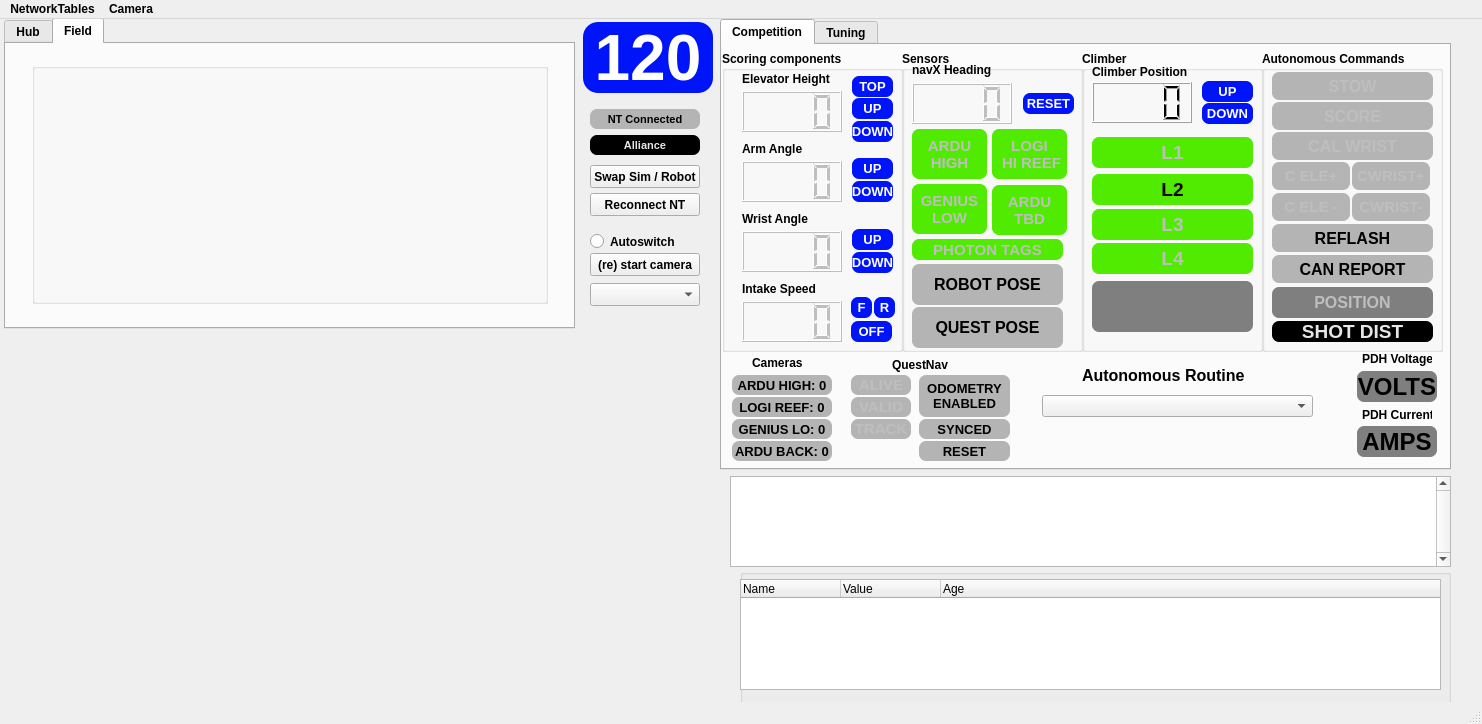
Before: the Qt Designer form gui_refactor/layout_2025.ui in aesatchien/FRC2429_2025, drawn with Qt 5.
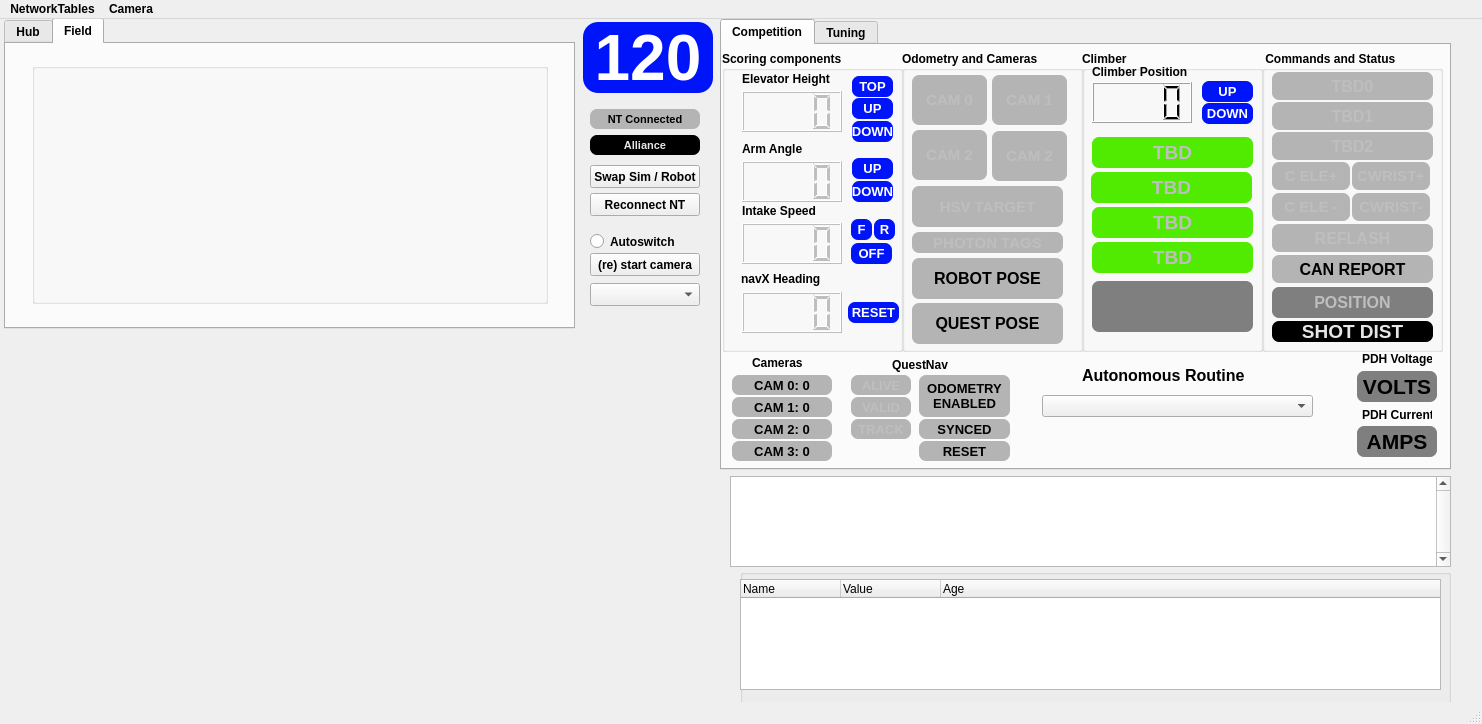
After: the same form once the commit is applied. Icons and pictures are not drawn. Custom widgets are drawn as their Qt base class.

Commit message: all camera names now controlled in robot constants and gui config

The edit to the form file:
```diff
--- a/gui_refactor/layout_2025.ui
+++ b/gui_refactor/layout_2025.ui
@@ -67,41 +67,6 @@
       <property name="title">
        <string>Climber</string>
       </property>
-      <widget class="ClickableQLabel" name="qlabel_l2_indicator">
-       <property name="enabled">
-        <bool>false</bool>
-       </property>
-       <property name="geometry">
-        <rect>
-         <x>10</x>
-         <y>123</y>
-         <width>161</width>
-         <height>31</height>
-        </rect>
-       </property>
-       <property name="font">
-        <font>
-         <family>MS Shell Dlg 2</family>
-         <pointsize>14</pointsize>
-         <bold>true</bold>
-        </font>
-       </property>
-       <property name="styleSheet">
-        <string notr="true">border: 7px;
-border-radius: 7px;
-background-color:rgb(80, 235, 0);
-color:rgb(0, 0, 0);</string>
-       </property>
-       <property name="text">
-        <string>L2</string>
-       </property>
-       <property name="textFormat">
-        <enum>Qt::AutoText</enum>
-       </property>
-       <property name="alignment">
-        <set>Qt::AlignCenter</set>
-       </property>
-      </widget>
       <widget class="ClickableQLabel" name="qlabel_l1_indicator">
        <property name="enabled">
         <bool>false</bool>
@@ -127,7 +92,7 @@
 background-color:rgb(80, 235, 0);</string>
        </property>
        <property name="text">
-        <string>L1</string>
+        <string>TBD</string>
        </property>
        <property name="textFormat">
         <enum>Qt::AutoText</enum>
@@ -143,7 +108,7 @@
        <property name="geometry">
         <rect>
          <x>10</x>
-         <y>158</y>
+         <y>156</y>
          <width>161</width>
          <height>31</height>
         </rect>
@@ -161,7 +126,7 @@
 background-color:rgb(80, 235, 0);</string>
        </property>
        <property name="text">
-        <string>L3</string>
+        <string>TBD</string>
        </property>
        <property name="textFormat">
         <enum>Qt::AutoText</enum>
@@ -276,7 +241,7 @@
        <property name="geometry">
         <rect>
          <x>10</x>
-         <y>192</y>
+         <y>191</y>
          <width>161</width>
          <height>31</height>
         </rect>
@@ -294,7 +259,7 @@
 background-color:rgb(80, 235, 0);</string>
        </property>
        <property name="text">
-        <string>L4</string>
+        <string>TBD</string>
        </property>
        <property name="textFormat">
         <enum>Qt::AutoText</enum>
@@ -336,6 +301,40 @@
         <set>Qt::AlignCenter</set>
        </property>
       </widget>
+      <widget class="ClickableQLabel" name="qlabel_l2_indicator">
+       <property name="enabled">
+        <bool>false</bool>
+       </property>
+       <property name="geometry">
+        <rect>
+         <x>9</x>
+         <y>121</y>
+         <width>161</width>
+         <height>31</height>
+        </rect>
+       </property>
+       <property name="font">
+        <font>
+         <family>MS Shell Dlg 2</family>
+         <pointsize>14</pointsize>
+         <bold>true</bold>
+        </font>
+       </property>
+       <property name="styleSheet">
+        <string notr="true">border: 7px;
+border-radius: 7px;
+background-color:rgb(80, 235, 0);</string>
+       </property>
+       <property name="text">
+        <string>TBD</string>
+       </property>
+       <property name="textFormat">
+        <enum>Qt::AutoText</enum>
+       </property>
+       <property name="alignment">
+        <set>Qt::AlignCenter</set>
+       </property>
+      </widget>
      </widget>
      <widget class="QGroupBox" name="groupBox">
       <property name="geometry">
@@ -407,52 +406,11 @@
         <string>Arm Angle</string>
        </property>
       </widget>
-      <widget class="QLCDNumber" name="qlcd_wrist_angle">
-       <property name="enabled">
-        <bool>false</bool>
-       </property>
-       <property name="geometry">
-        <rect>
-         <x>20</x>
-         <y>180</y>
-         <width>100</width>
-         <height>41</height>
-        </rect>
-       </property>
-       <property name="font">
-        <font>
-         <family>Comic Sans MS</family>
-         <bold>true</bold>
-        </font>
-       </property>
-       <property name="lineWidth">
-        <number>1</number>
-       </property>
-       <property name="digitCount">
-        <number>4</number>
-       </property>
-       <property name="segmentStyle">
-        <enum>QLCDNumber::Filled</enum>
-       </property>
-      </widget>
-      <widget class="QLabel" name="label">
-       <property name="geometry">
-        <rect>
-         <x>20</x>
-         <y>160</y>
-         <width>131</width>
-         <height>16</height>
-        </rect>
-       </property>
-       <property name="text">
-        <string>Wrist Angle</string>
-       </property>
-      </widget>
       <widget class="QLabel" name="label_10">
        <property name="geometry">
         <rect>
          <x>20</x>
-         <y>230</y>
+         <y>152</y>
          <width>131</width>
          <height>16</height>
         </rect>
@@ -468,7 +426,7 @@
        <property name="geometry">
         <rect>
          <x>20</x>
-         <y>250</y>
+         <y>172</y>
          <width>100</width>
          <height>41</height>
         </rect>
@@ -559,76 +517,6 @@
         <set>Qt::AlignCenter</set>
        </property>
       </widget>
-      <widget class="ClickableQLabel" name="qlabel_wrist_up_indicator">
-       <property name="enabled">
-        <bool>false</bool>
-       </property>
-       <property name="geometry">
-        <rect>
-         <x>130</x>
-         <y>178</y>
-         <width>41</width>
-         <height>21</height>
-        </rect>
-       </property>
-       <property name="font">
-        <font>
-         <family>MS Shell Dlg 2</family>
-         <pointsize>10</pointsize>
-         <bold>true</bold>
-        </font>
-       </property>
-       <property name="styleSheet">
-        <string notr="true">border: 7px;
-border-radius: 7px;
-color:rgb(255, 255, 255);
-background-color:rgb(0, 20, 250);</string>
-       </property>
-       <property name="text">
-        <string>UP</string>
-       </property>
-       <property name="textFormat">
-        <enum>Qt::AutoText</enum>
-       </property>
-       <property name="alignment">
-        <set>Qt::AlignCenter</set>
-       </property>
-      </widget>
-      <widget class="ClickableQLabel" name="qlabel_wrist_down_indicator">
-       <property name="enabled">
-        <bool>false</bool>
-       </property>
-       <property name="geometry">
-        <rect>
-         <x>130</x>
-         <y>201</y>
-         <width>41</width>
-         <height>21</height>
-        </rect>
-       </property>
-       <property name="font">
-        <font>
-         <family>MS Shell Dlg 2</family>
-         <pointsize>10</pointsize>
-         <bold>true</bold>
-        </font>
-       </property>
-       <property name="styleSheet">
-        <string notr="true">border: 7px;
-border-radius: 7px;
-color:rgb(255, 255, 255);
-background-color:rgb(0, 20, 250);</string>
-       </property>
-       <property name="text">
-        <string>DOWN</string>
-       </property>
-       <property name="textFormat">
-        <enum>Qt::AutoText</enum>
-       </property>
-       <property name="alignment">
-        <set>Qt::AlignCenter</set>
-       </property>
-      </widget>
       <widget class="ClickableQLabel" name="qlabel_pivot_up_indicator">
        <property name="enabled">
         <bool>false</bool>
@@ -706,7 +594,7 @@
        <property name="geometry">
         <rect>
          <x>129</x>
-         <y>270</y>
+         <y>192</y>
          <width>41</width>
          <height>21</height>
         </rect>
@@ -741,7 +629,7 @@
        <property name="geometry">
         <rect>
          <x>129</x>
-         <y>246</y>
+         <y>168</y>
          <width>21</width>
          <height>21</height>
         </rect>
@@ -776,7 +664,7 @@
        <property name="geometry">
         <rect>
          <x>152</x>
-         <y>246</y>
+         <y>168</y>
          <width>21</width>
          <height>21</height>
         </rect>
@@ -839,30 +727,11 @@
         <set>Qt::AlignCenter</set>
        </property>
       </widget>
-     </widget>
-     <widget class="QGroupBox" name="groupBox_2">
-      <property name="geometry">
-       <rect>
-        <x>180</x>
-        <y>6</y>
-        <width>181</width>
-        <height>301</height>
-       </rect>
-      </property>
-      <property name="font">
-       <font>
-        <family>MS Shell Dlg 2</family>
-        <bold>true</bold>
-       </font>
-      </property>
-      <property name="title">
-       <string>Sensors</string>
-      </property>
       <widget class="QLabel" name="label_11">
        <property name="geometry">
         <rect>
-         <x>10</x>
-         <y>11</y>
+         <x>19</x>
+         <y>220</y>
          <width>131</width>
          <height>16</height>
         </rect>
@@ -871,30 +740,14 @@
         <string>navX Heading</string>
        </property>
       </widget>
-      <widget class="QLCDNumber" name="qlcd_navx_heading">
-       <property name="enabled">
-        <bool>false</bool>
-       </property>
-       <property name="geometry">
-        <rect>
-         <x>10</x>
-         <y>32</y>
-         <width>100</width>
-         <height>41</height>
-        </rect>
-       </property>
-       <property name="digitCount">
-        <number>4</number>
-       </property>
-      </widget>
       <widget class="ClickableQLabel" name="qlabel_navx_reset_indicator">
        <property name="enabled">
         <bool>false</bool>
        </property>
        <property name="geometry">
         <rect>
-         <x>121</x>
-         <y>42</y>
+         <x>126</x>
+         <y>251</y>
          <width>51</width>
          <height>21</height>
         </rect>
@@ -922,14 +775,49 @@
         <set>Qt::AlignCenter</set>
        </property>
       </widget>
-      <widget class="ClickableQLabel" name="qlabel_arducam_high_target_indicator">
+      <widget class="QLCDNumber" name="qlcd_navx_heading">
+       <property name="enabled">
+        <bool>false</bool>
+       </property>
+       <property name="geometry">
+        <rect>
+         <x>20</x>
+         <y>241</y>
+         <width>100</width>
+         <height>41</height>
+        </rect>
+       </property>
+       <property name="digitCount">
+        <number>4</number>
+       </property>
+      </widget>
+     </widget>
+     <widget class="QGroupBox" name="groupBox_2">
+      <property name="geometry">
+       <rect>
+        <x>180</x>
+        <y>6</y>
+        <width>181</width>
+        <height>301</height>
+       </rect>
+      </property>
+      <property name="font">
+       <font>
+        <family>MS Shell Dlg 2</family>
+        <bold>true</bold>
+       </font>
+      </property>
+      <property name="title">
+       <string>Odometry and Cameras</string>
+      </property>
+      <widget class="ClickableQLabel" name="qlabel_cam0_target_indicator">
        <property name="enabled">
         <bool>false</bool>
        </property>
        <property name="geometry">
         <rect>
          <x>10</x>
-         <y>78</y>
+         <y>24</y>
          <width>75</width>
          <height>50</height>
         </rect>
@@ -944,11 +832,10 @@
        <property name="styleSheet">
         <string notr="true">border: 7px;
 border-radius: 7px;
-background-color:rgb(80, 235, 0);</string>
+background-color:rgb(180,180,180);</string>
        </property>
        <property name="text">
-        <string>ARDU
-HIGH</string>
+        <string>CAM 0</string>
        </property>
        <property name="textFormat">
         <enum>Qt::AutoText</enum>
@@ -964,7 +851,7 @@
        <property name="geometry">
         <rect>
          <x>10</x>
-         <y>213</y>
+         <y>207</y>
          <width>151</width>
          <height>41</height>
         </rect>
@@ -991,14 +878,14 @@
         <set>Qt::AlignCenter</set>
        </property>
       </widget>
-      <widget class="ClickableQLabel" name="qlabel_genius_low_target_indicator">
+      <widget class="ClickableQLabel" name="qlabel_cam2_target_indicator">
        <property name="enabled">
         <bool>false</bool>
        </property>
        <property name="geometry">
         <rect>
          <x>10</x>
-         <y>133</y>
+         <y>79</y>
          <width>75</width>
          <height>50</height>
         </rect>
@@ -1013,11 +900,10 @@
        <property name="styleSheet">
         <string notr="true">border: 7px;
 border-radius: 7px;
-background-color:rgb(80, 235, 0);</string>
+background-color:rgb(180,180,180);</string>
        </property>
        <property name="text">
-        <string>GENIUS
-LOW</string>
+        <string>CAM 2</string>
        </property>
        <property name="textFormat">
         <enum>Qt::AutoText</enum>
@@ -1026,14 +912,14 @@
         <set>Qt::AlignCenter</set>
        </property>
       </widget>
-      <widget class="ClickableQLabel" name="qlabel_logitech_reef_target_indicator">
+      <widget class="ClickableQLabel" name="qlabel_cam1_target_indicator">
        <property name="enabled">
         <bool>false</bool>
        </property>
        <property name="geometry">
         <rect>
          <x>90</x>
-         <y>78</y>
+         <y>24</y>
          <width>75</width>
          <height>50</height>
         </rect>
@@ -1048,11 +934,10 @@
        <property name="styleSheet">
         <string notr="true">border: 7px;
 border-radius: 7px;
-background-color:rgb(80, 235, 0);</string>
+background-color:rgb(180,180,180);</string>
        </property>
        <property name="text">
-        <string>LOGI
- HI REEF</string>
+        <string>CAM 1</string>
        </property>
        <property name="textFormat">
         <enum>Qt::AutoText</enum>
@@ -1068,7 +953,7 @@
        <property name="geometry">
         <rect>
          <x>10</x>
-         <y>188</y>
+         <y>181</y>
          <width>151</width>
          <height>21</height>
         </rect>
@@ -1083,7 +968,7 @@
        <property name="styleSheet">
         <string notr="true">border: 7px;
 border-radius: 7px;
-background-color:rgb(80, 235, 0);</string>
+background-color:rgb(180,180,180);</string>
        </property>
        <property name="text">
         <string>PHOTON TAGS</string>
@@ -1095,14 +980,14 @@
         <set>Qt::AlignCenter</set>
        </property>
       </widget>
-      <widget class="ClickableQLabel" name="qlabel_arducam_back_target_indicator">
+      <widget class="ClickableQLabel" name="qlabel_cam3_target_indicator">
        <property name="enabled">
         <bool>false</bool>
        </property>
        <property name="geometry">
         <rect>
          <x>90</x>
-         <y>134</y>
+         <y>80</y>
          <width>75</width>
          <height>50</height>
         </rect>
@@ -1117,11 +1002,10 @@
        <property name="styleSheet">
         <string notr="true">border: 7px;
 border-radius: 7px;
-background-color:rgb(80, 235, 0);</string>
+background-color:rgb(180,180,180);</string>
        </property>
        <property name="text">
-        <string>ARDU
-TBD</string>
+        <string>CAM 2</string>
        </property>
        <property name="textFormat">
         <enum>Qt::AutoText</enum>
@@ -1137,7 +1021,7 @@
        <property name="geometry">
         <rect>
          <x>10</x>
-         <y>256</y>
+         <y>252</y>
          <width>151</width>
          <height>41</height>
         </rect>
@@ -1164,6 +1048,40 @@
         <set>Qt::AlignCenter</set>
        </property>
       </widget>
+      <widget class="ClickableQLabel" name="qlabel_hsv_target_indicator">
+       <property name="enabled">
+        <bool>false</bool>
+       </property>
+       <property name="geometry">
+        <rect>
+         <x>10</x>
+         <y>135</y>
+         <width>151</width>
+         <height>41</height>
+        </rect>
+       </property>
+       <property name="font">
+        <font>
+         <family>MS Shell Dlg 2</family>
+         <pointsize>11</pointsize>
+         <bold>true</bold>
+        </font>
+       </property>
+       <property name="styleSheet">
+        <string notr="true">border: 7px;
+border-radius: 7px;
+background-color:rgb(180,180,180);</string>
+       </property>
+       <property name="text">
+        <string>HSV TARGET</string>
+       </property>
+       <property name="textFormat">
+        <enum>Qt::AutoText</enum>
+       </property>
+       <property name="alignment">
+        <set>Qt::AlignCenter</set>
+       </property>
+      </widget>
      </widget>
      <widget class="QGroupBox" name="groupBox_3">
       <property name="geometry">
@@ -1175,7 +1093,7 @@
        </rect>
       </property>
       <property name="title">
-       <string>Autonomous Commands</string>
+       <string> Commands and Status</string>
       </property>
       <widget class="ClickableQLabel" name="qlabel_can_report_indicator">
        <property name="enabled">
@@ -1234,7 +1152,7 @@
 background-color:rgb(180,180,180);</string>
        </property>
        <property name="text">
-        <string>SCORE</string>
+        <string>TBD1</string>
        </property>
        <property name="textFormat">
         <enum>Qt::AutoText</enum>
@@ -1267,7 +1185,7 @@
 background-color:rgb(180,180,180);</string>
        </property>
        <property name="text">
-        <string>STOW</string>
+        <string>TBD0</string>
        </property>
        <property name="textFormat">
         <enum>Qt::AutoText</enum>
@@ -1381,7 +1299,7 @@
       </widget>
       <widget class="ClickableQLabel" name="qlabel_reset_flex_indicator">
        <property name="enabled">
-        <bool>true</bool>
+        <bool>false</bool>
        </property>
        <property name="geometry">
         <rect>
@@ -1541,7 +1459,7 @@
 background-color:rgb(180,180,180);</string>
        </property>
        <property name="text">
-        <string>CAL WRIST</string>
+        <string>TBD2</string>
        </property>
        <property name="textFormat">
         <enum>Qt::AutoText</enum>
@@ -1646,7 +1564,7 @@
       <property name="font">
        <font>
         <family>Arial</family>
-        <pointsize>18</pointsize>
+        <pointsize>16</pointsize>
         <bold>true</bold>
        </font>
       </property>
@@ -1681,7 +1599,7 @@
       <property name="font">
        <font>
         <family>Arial</family>
-        <pointsize>18</pointsize>
+        <pointsize>16</pointsize>
         <bold>true</bold>
        </font>
       </property>
@@ -1701,7 +1619,7 @@
        <set>Qt::AlignCenter</set>
       </property>
      </widget>
-     <widget class="ClickableQLabel" name="qlabel_arducam_high_indicator">
+     <widget class="ClickableQLabel" name="qlabel_cam0_indicator">
       <property name="enabled">
        <bool>true</bool>
       </property>
@@ -1726,7 +1644,7 @@
 background-color:rgb(180,180,180);</string>
       </property>
       <property name="text">
-       <string>ARDU HIGH: 0</string>
+       <string>CAM 0: 0</string>
       </property>
       <property name="textFormat">
        <enum>Qt::AutoText</enum>
@@ -1735,7 +1653,7 @@
        <set>Qt::AlignCenter</set>
       </property>
      </widget>
-     <widget class="ClickableQLabel" name="qlabel_arducam_back_indicator">
+     <widget class="ClickableQLabel" name="qlabel_cam3_indicator">
       <property name="enabled">
        <bool>true</bool>
       </property>
@@ -1760,7 +1678,7 @@
 background-color:rgb(180,180,180);</string>
       </property>
       <property name="text">
-       <string>ARDU BACK: 0</string>
+       <string>CAM 3: 0</string>
       </property>
       <property name="textFormat">
        <enum>Qt::AutoText</enum>
@@ -1769,7 +1687,7 @@
        <set>Qt::AlignCenter</set>
       </property>
      </widget>
-     <widget class="ClickableQLabel" name="qlabel_genius_low_indicator">
+     <widget class="ClickableQLabel" name="qlabel_cam2_indicator">
       <property name="enabled">
        <bool>true</bool>
       </property>
@@ -1794,7 +1712,7 @@
 background-color:rgb(180,180,180);</string>
       </property>
       <property name="text">
-       <string>GENIUS LO: 0</string>
+       <string>CAM 2: 0</string>
       </property>
       <property name="textFormat">
        <enum>Qt::AutoText</enum>
@@ -1803,7 +1721,7 @@
        <set>Qt::AlignCenter</set>
       </property>
      </widget>
-     <widget class="ClickableQLabel" name="qlabel_logitech_reef_indicator">
+     <widget class="ClickableQLabel" name="qlabel_cam1_indicator">
       <property name="enabled">
        <bool>true</bool>
       </property>
@@ -1828,7 +1746,7 @@
 background-color:rgb(180,180,180);</string>
       </property>
       <property name="text">
-       <string>LOGI REEF: 0</string>
+       <string>CAM 1: 0</string>
       </property>
       <property name="textFormat">
        <enum>Qt::AutoText</enum>
@@ -1967,8 +1885,8 @@
       </property>
       <property name="font">
        <font>
-        <family>MS Shell Dlg 2</family>
-        <pointsize>11</pointsize>
+        <family>Segoe UI</family>
+        <pointsize>10</pointsize>
         <bold>true</bold>
        </font>
       </property>
@@ -2001,8 +1919,8 @@
       </property>
       <property name="font">
        <font>
-        <family>MS Shell Dlg 2</family>
-        <pointsize>11</pointsize>
+        <family>Segoe UI</family>
+        <pointsize>10</pointsize>
         <bold>true</bold>
        </font>
       </property>
@@ -2035,8 +1953,8 @@
       </property>
       <property name="font">
        <font>
-        <family>MS Shell Dlg 2</family>
-        <pointsize>11</pointsize>
+        <family>Segoe UI</family>
+        <pointsize>10</pointsize>
         <bold>true</bold>
        </font>
       </property>
```
The commit also changes 6 other files.
